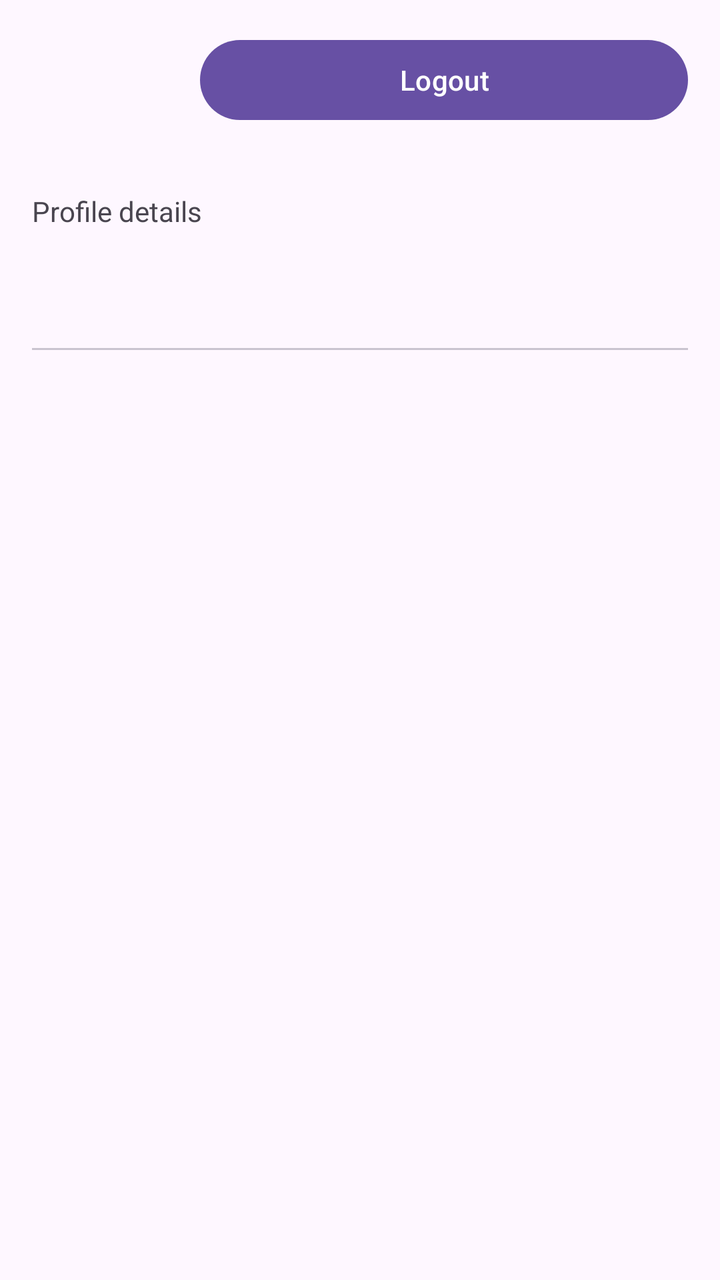
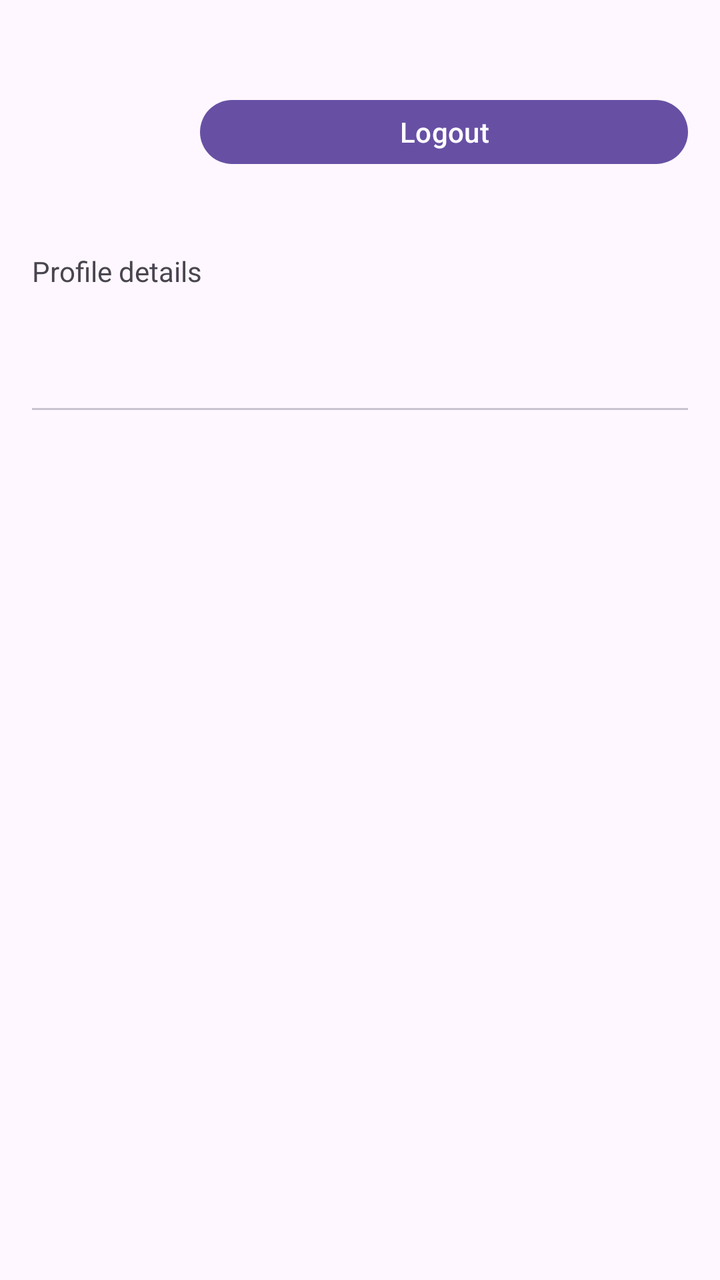

Before-and-after screenshots of an Android layout around one commit, followed by the original layout XML and the change that was made.
<!-- AndroidManifest.xml: application theme Theme.STMSApp -->
<!-- res/layout/activity_student_profile.xml -->
<?xml version="1.0" encoding="utf-8"?>
<LinearLayout xmlns:android="http://schemas.android.com/apk/res/android"
    xmlns:app="http://schemas.android.com/apk/res-auto"
    android:orientation="vertical" android:padding="16dp"
    android:layout_width="match_parent" android:layout_height="match_parent">

    <LinearLayout android:orientation="horizontal"
        android:layout_width="match_parent" android:layout_height="wrap_content">
        <ImageView android:id="@+id/imgStudent"
            android:src="@android:drawable/sym_def_app_icon"
            android:layout_width="72dp" android:layout_height="72dp"/>
        <LinearLayout android:orientation="vertical" android:paddingStart="12dp"
            android:layout_width="wrap_content" android:layout_height="wrap_content">
            <TextView android:id="@+id/tvName" android:textStyle="bold" android:textSize="20sp"
                android:layout_width="wrap_content" android:layout_height="wrap_content"/>
            <TextView android:id="@+id/tvId" android:layout_width="wrap_content" android:layout_height="wrap_content"/>
            <TextView android:id="@+id/tvClass" android:layout_width="wrap_content" android:layout_height="wrap_content"/>
        </LinearLayout>
        <Button android:id="@+id/btnLogout" android:text="Logout"
            android:layout_width="wrap_content" android:layout_height="wrap_content"
            android:layout_gravity="end" android:layout_weight="1"/>
    </LinearLayout>

    <TextView android:id="@+id/tvDetails" android:text="Profile details"
        android:layout_width="match_parent" android:layout_height="wrap_content"
        android:layout_marginTop="8dp"/>

    <com.google.android.material.tabs.TabLayout
        android:id="@+id/tabDays"
        android:layout_width="match_parent"
        android:layout_height="wrap_content"
        app:tabMode="scrollable" android:layout_marginTop="12dp"/>

    <androidx.recyclerview.widget.RecyclerView
        android:id="@+id/rvRoutine"
        android:layout_width="match_parent"
        android:layout_height="0dp"
        android:layout_weight="1"/>
</LinearLayout>
<!-- resources referenced by this layout -->
<resources>
  <style name="Theme.STMSApp" parent="Base.Theme.STMSApp" />
  <style name="Base.Theme.STMSApp" parent="Theme.Material3.DayNight.NoActionBar">
          
          
      </style>
</resources>

<!-- the commit's change to res/layout/activity_student_profile.xml (unified diff, before → after) -->
@@ -1,39 +1,105 @@
 <?xml version="1.0" encoding="utf-8"?>
 <LinearLayout xmlns:android="http://schemas.android.com/apk/res/android"
     xmlns:app="http://schemas.android.com/apk/res-auto"
-    android:orientation="vertical" android:padding="16dp"
-    android:layout_width="match_parent" android:layout_height="match_parent">
+    xmlns:tools="http://schemas.android.com/tools"
+    android:orientation="vertical"
+    android:padding="16dp"
+    android:layout_width="match_parent"
+    android:layout_height="match_parent">
 
-    <LinearLayout android:orientation="horizontal"
-        android:layout_width="match_parent" android:layout_height="wrap_content">
-        <ImageView android:id="@+id/imgStudent"
+    <LinearLayout
+        android:orientation="horizontal"
+        android:layout_width="match_parent"
+        android:layout_height="wrap_content"
+        android:layout_marginTop="30dp">
+        <ImageView
+            android:id="@+id/imgStudent"
             android:src="@android:drawable/sym_def_app_icon"
-            android:layout_width="72dp" android:layout_height="72dp"/>
-        <LinearLayout android:orientation="vertical" android:paddingStart="12dp"
-            android:layout_width="wrap_content" android:layout_height="wrap_content">
-            <TextView android:id="@+id/tvName" android:textStyle="bold" android:textSize="20sp"
-                android:layout_width="wrap_content" android:layout_height="wrap_content"/>
-            <TextView android:id="@+id/tvId" android:layout_width="wrap_content" android:layout_height="wrap_content"/>
-            <TextView android:id="@+id/tvClass" android:layout_width="wrap_content" android:layout_height="wrap_content"/>
+            android:layout_width="72dp"
+            android:layout_height="72dp"/>
+        <LinearLayout
+            android:orientation="vertical"
+            android:paddingStart="12dp"
+            android:layout_width="wrap_content"
+            android:layout_height="wrap_content">
+            <TextView
+                android:id="@+id/tvName"
+                android:textStyle="bold"
+                android:textSize="20sp"
+                android:layout_width="wrap_content"
+                android:layout_height="wrap_content"/>
+            <TextView
+                android:id="@+id/tvId"
+                android:layout_width="wrap_content"
+                android:layout_height="wrap_content"/>
+            <TextView
+                android:id="@+id/tvClass"
+                android:layout_width="wrap_content"
+                android:layout_height="wrap_content"/>
         </LinearLayout>
-        <Button android:id="@+id/btnLogout" android:text="Logout"
-            android:layout_width="wrap_content" android:layout_height="wrap_content"
-            android:layout_gravity="end" android:layout_weight="1"/>
+        <Button
+            android:id="@+id/btnLogout"
+            android:text="Logout"
+            android:layout_width="100dp"
+            android:layout_height="40dp"
+            android:layout_gravity="end"
+            android:layout_weight="1"/>
     </LinearLayout>
 
-    <TextView android:id="@+id/tvDetails" android:text="Profile details"
-        android:layout_width="match_parent" android:layout_height="wrap_content"
+    <TextView
+        android:id="@+id/tvDetails"
+        android:text="Profile details"
+        android:layout_width="match_parent"
+        android:layout_height="wrap_content"
         android:layout_marginTop="8dp"/>
 
     <com.google.android.material.tabs.TabLayout
         android:id="@+id/tabDays"
         android:layout_width="match_parent"
         android:layout_height="wrap_content"
-        app:tabMode="scrollable" android:layout_marginTop="12dp"/>
+        app:tabMode="scrollable"
+        android:layout_marginTop="12dp"/>
 
     <androidx.recyclerview.widget.RecyclerView
         android:id="@+id/rvRoutine"
         android:layout_width="match_parent"
         android:layout_height="0dp"
+        tools:listitem="@layout/item_routine"
         android:layout_weight="1"/>
 </LinearLayout>
+<!-- res/layout/item_routine.xml (included above) -->
+<?xml version="1.0" encoding="utf-8"?>
+<LinearLayout xmlns:android="http://schemas.android.com/apk/res/android"
+    android:orientation="vertical"
+    android:padding="12dp"
+    android:layout_width="match_parent"
+    android:layout_height="wrap_content"
+    android:background="@android:color/white">
+
+    
+    <TextView
+        android:id="@+id/tvCourseName"
+        android:textSize="18sp"
+        android:textStyle="bold"
+        android:text="Course Name"
+        android:layout_width="wrap_content"
+        android:layout_height="wrap_content"/>
+
+    
+    <TextView
+        android:id="@+id/tvDayTime"
+        android:textSize="14sp"
+        android:text="Monday • 09:00 - 10:00"
+        android:layout_width="wrap_content"
+        android:layout_height="wrap_content"
+        android:layout_marginTop="4dp"/>
+
+    
+    <TextView
+        android:id="@+id/tvClassName"
+        android:textSize="14sp"
+        android:text="Class: 10A"
+        android:layout_width="wrap_content"
+        android:layout_height="wrap_content"
+        android:layout_marginTop="2dp"/>
+</LinearLayout>
